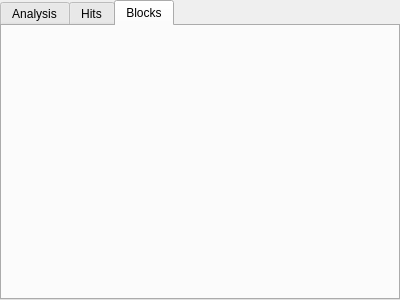
This is src/ui/controlwidget.ui in elsamuko/copymove2 as Qt 5 draws it before an edit. The edited form follows.
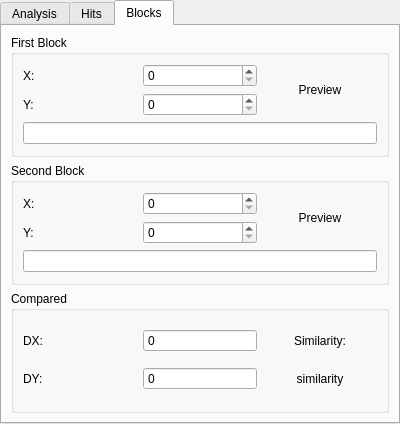
This is the edited form. The open tabs and pages were chosen to show the change.

Commit message: add: visual block analysis

```diff
--- a/src/ui/controlwidget.ui
+++ b/src/ui/controlwidget.ui
@@ -7,7 +7,7 @@
     <x>0</x>
     <y>0</y>
     <width>400</width>
-    <height>300</height>
+    <height>424</height>
    </rect>
   </property>
   <property name="windowTitle">
@@ -138,6 +138,161 @@
       <attribute name="title">
        <string>Blocks</string>
       </attribute>
+      <layout class="QGridLayout" name="gridLayout_8">
+       <item row="0" column="0">
+        <widget class="QGroupBox" name="groupBox_2">
+         <property name="title">
+          <string>First Block</string>
+         </property>
+         <layout class="QGridLayout" name="gridLayout_5">
+          <item row="0" column="0">
+           <widget class="QLabel" name="labelFirstX">
+            <property name="text">
+             <string>X:</string>
+            </property>
+           </widget>
+          </item>
+          <item row="1" column="0">
+           <widget class="QLabel" name="labelFirstY">
+            <property name="text">
+             <string>Y:</string>
+            </property>
+           </widget>
+          </item>
+          <item row="1" column="1">
+           <widget class="QSpinBox" name="spinBoxFirstY"/>
+          </item>
+          <item row="0" column="1">
+           <widget class="QSpinBox" name="spinBoxFirstX"/>
+          </item>
+          <item row="0" column="2" rowspan="2">
+           <widget class="QLabel" name="labelFirstPreview">
+            <property name="text">
+             <string>Preview</string>
+            </property>
+            <property name="scaledContents">
+             <bool>false</bool>
+            </property>
+            <property name="alignment">
+             <set>Qt::AlignCenter</set>
+            </property>
+           </widget>
+          </item>
+          <item row="2" column="0" colspan="3">
+           <widget class="QLineEdit" name="lineEditFirst"/>
+          </item>
+         </layout>
+        </widget>
+       </item>
+       <item row="1" column="0">
+        <widget class="QGroupBox" name="groupBox_3">
+         <property name="title">
+          <string>Second Block</string>
+         </property>
+         <layout class="QGridLayout" name="gridLayout_6">
+          <item row="0" column="1">
+           <widget class="QSpinBox" name="spinBoxSecondX"/>
+          </item>
+          <item row="0" column="2" rowspan="2">
+           <widget class="QLabel" name="labelSecondPreview">
+            <property name="text">
+             <string>Preview</string>
+            </property>
+            <property name="scaledContents">
+             <bool>false</bool>
+            </property>
+            <property name="alignment">
+             <set>Qt::AlignCenter</set>
+            </property>
+           </widget>
+          </item>
+          <item row="0" column="0">
+           <widget class="QLabel" name="labelSecondX">
+            <property name="text">
+             <string>X:</string>
+            </property>
+           </widget>
+          </item>
+          <item row="1" column="1">
+           <widget class="QSpinBox" name="spinBoxSecondY"/>
+          </item>
+          <item row="1" column="0">
+           <widget class="QLabel" name="labelSecondY">
+            <property name="text">
+             <string>Y:</string>
+            </property>
+           </widget>
+          </item>
+          <item row="2" column="0" colspan="3">
+           <widget class="QLineEdit" name="lineEditSecond"/>
+          </item>
+         </layout>
+        </widget>
+       </item>
+       <item row="2" column="0">
+        <widget class="QGroupBox" name="groupBox_4">
+         <property name="title">
+          <string>Compared</string>
+         </property>
+         <layout class="QGridLayout" name="gridLayout_7">
+          <item row="0" column="2">
+           <widget class="QLabel" name="labelSimilarity">
+            <property name="text">
+             <string>Similarity:</string>
+            </property>
+            <property name="alignment">
+             <set>Qt::AlignCenter</set>
+            </property>
+           </widget>
+          </item>
+          <item row="1" column="0">
+           <widget class="QLabel" name="labelComparedDY">
+            <property name="text">
+             <string>DY:</string>
+            </property>
+           </widget>
+          </item>
+          <item row="0" column="0">
+           <widget class="QLabel" name="labelComparedDX">
+            <property name="text">
+             <string>DX:</string>
+            </property>
+           </widget>
+          </item>
+          <item row="0" column="1">
+           <widget class="QSpinBox" name="spinBoxComparedDX">
+            <property name="readOnly">
+             <bool>true</bool>
+            </property>
+            <property name="buttonSymbols">
+             <enum>QAbstractSpinBox::NoButtons</enum>
+            </property>
+           </widget>
+          </item>
+          <item row="1" column="1">
+           <widget class="QSpinBox" name="spinBoxComparedDY">
+            <property name="readOnly">
+             <bool>true</bool>
+            </property>
+            <property name="buttonSymbols">
+             <enum>QAbstractSpinBox::NoButtons</enum>
+            </property>
+           </widget>
+          </item>
+          <item row="1" column="2">
+           <widget class="QLabel" name="labelSimilarityValue">
+            <property name="text">
+             <string>similarity</string>
+            </property>
+            <property name="alignment">
+             <set>Qt::AlignCenter</set>
+            </property>
+           </widget>
+          </item>
+         </layout>
+        </widget>
+       </item>
+      </layout>
      </widget>
     </widget>
    </item>
```
The commit also changes 2 other files.
